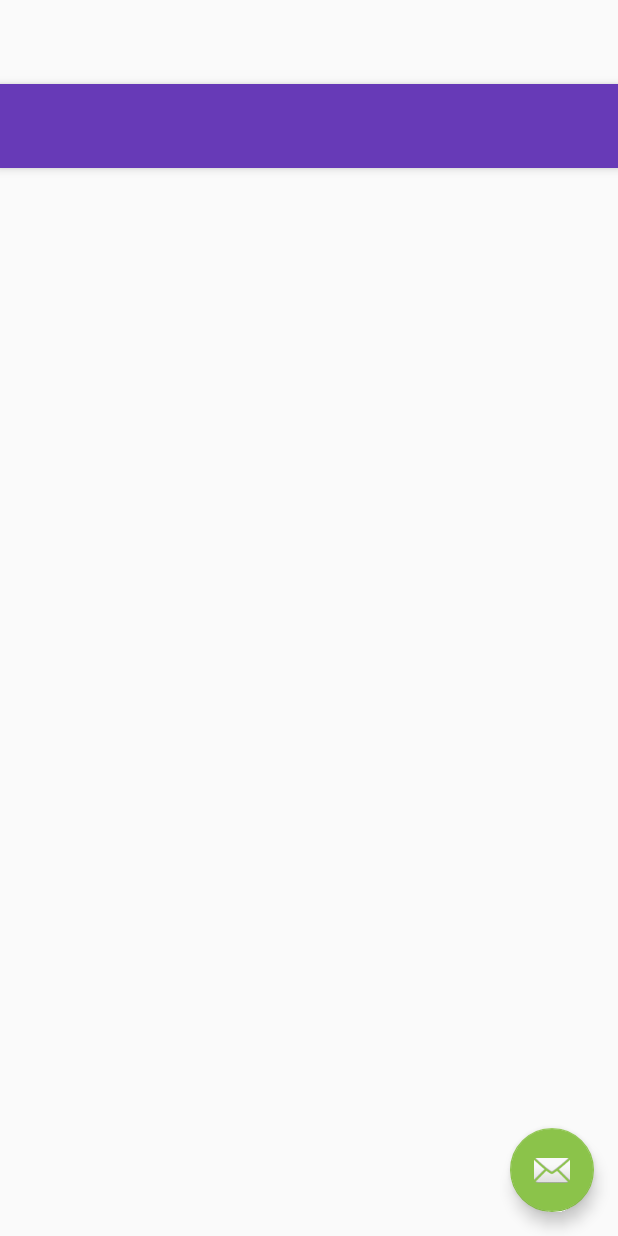
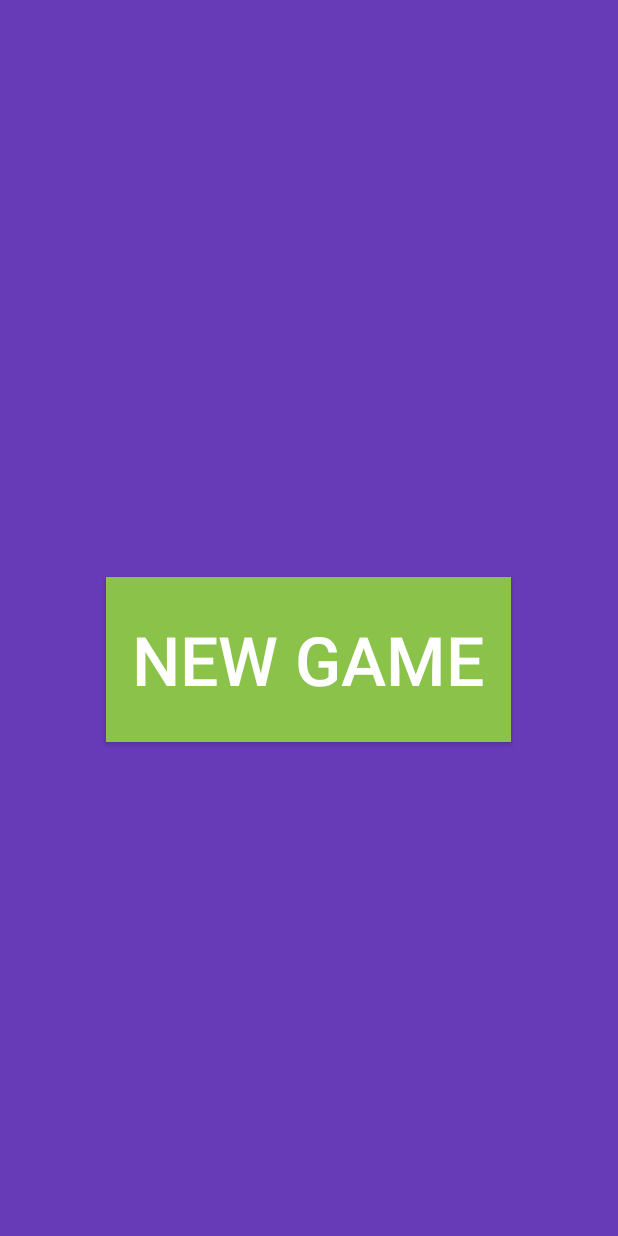
Before and after one commit to TekEffekt/MaterialQuiz, an Android app: the layout activity_menu.xml on its own in the app's theme, with its tools: preview values and no code run, on a phone screen of 412 x 824 dp. Run offline under Robolectric (Android 15) with nearby library versions, the phone set to English and light mode, and no system bars.

Commit message:
Added menu

```diff
--- a/app/src/main/res/layout/activity_menu.xml
+++ b/app/src/main/res/layout/activity_menu.xml
@@ -4,20 +4,24 @@
     xmlns:app="http://schemas.android.com/apk/res-auto"
     xmlns:tools="http://schemas.android.com/tools" android:layout_width="match_parent"
     android:layout_height="match_parent" android:fitsSystemWindows="true"
-    tools:context=".MenuActivity">
+    tools:context=".MenuActivity" android:background="@color/colorPrimary"
+    >
 
-    <android.support.design.widget.AppBarLayout android:layout_height="wrap_content"
-    android:layout_width="match_parent" android:theme="@style/AppTheme.AppBarOverlay">
-
-    <android.support.v7.widget.Toolbar android:id="@+id/toolbar"
-        android:layout_width="match_parent" android:layout_height="?attr/actionBarSize"
-        android:background="?attr/colorPrimary" app:popupTheme="@style/AppTheme.PopupOverlay" />
-
-</android.support.design.widget.AppBarLayout>
-
-    <android.support.design.widget.FloatingActionButton android:id="@+id/fab"
-        android:layout_width="wrap_content" android:layout_height="wrap_content"
-        android:layout_gravity="bottom|end" android:layout_margin="@dimen/fab_margin"
-        android:src="@android:drawable/ic_dialog_email" />
+    <FrameLayout
+        android:layout_width="match_parent"
+        android:layout_height="match_parent">
+        <Button
+            android:layout_width="270dp"
+            android:layout_height="110dp"
+            android:id="@+id/newGameButton"
+            android:gravity="center"
+            android:text="NEW GAME"
+            android:textColor="#FFF"
+            android:layout_gravity="center"
+            android:textSize="45dp"
+            android:background="@color/colorAccent"
+            android:textAllCaps="true"
+            />
+    </FrameLayout>
 
 </android.support.design.widget.CoordinatorLayout>
```
Also changed, not shown: app/src/main/java/com/example/kylez/quizapp/MenuActivity.java (+11 -4 lines), app/src/main/java/com/example/kylez/quizapp/QuizActivity.java (+42 -4 lines).
